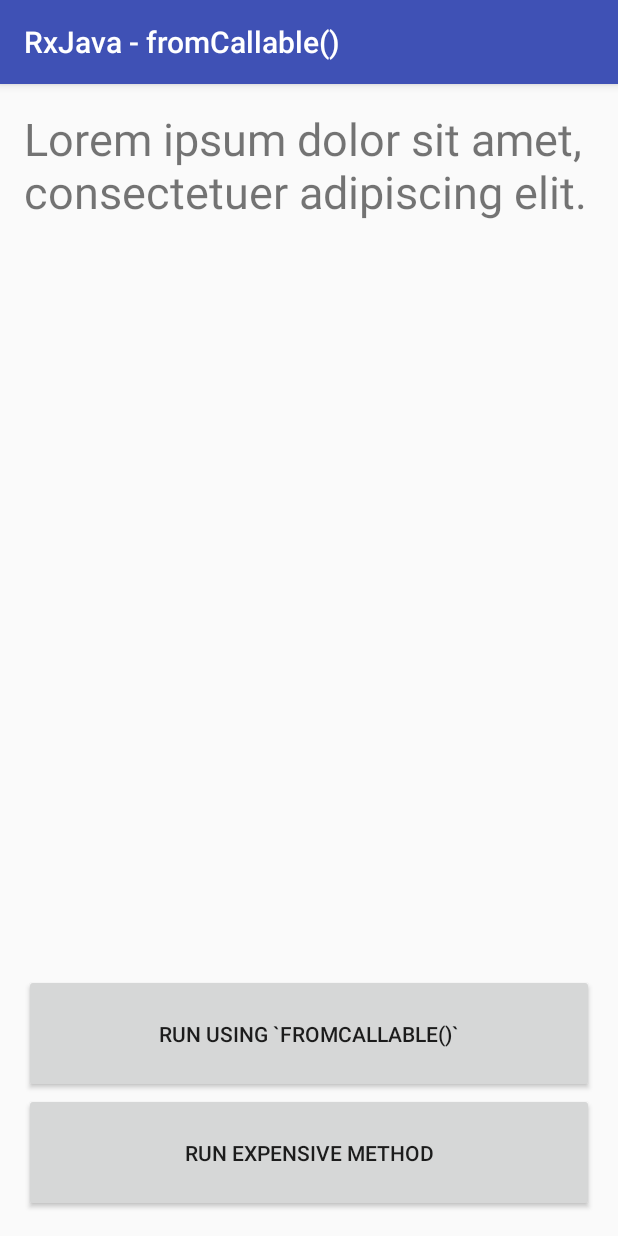
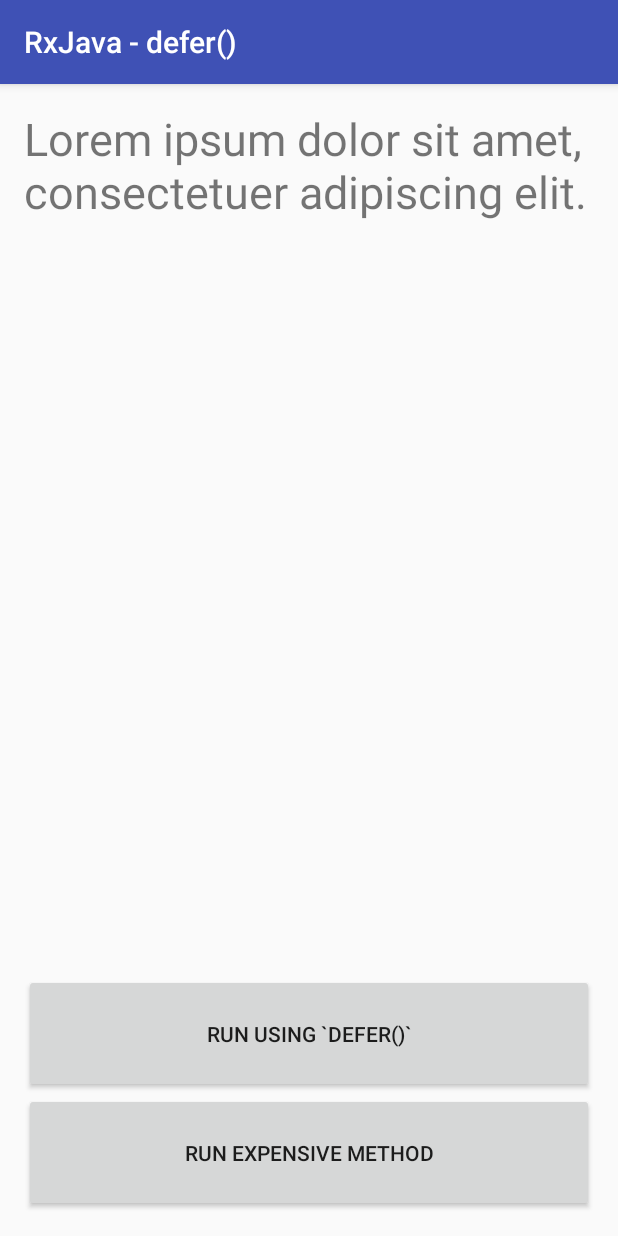
Before and after one commit to CDRussell/CasterRxJava, an Android app: the screen it shows after launch (MainActivity), after a tap on "RUN EXPENSIVE METHOD", on a phone screen of 412 x 824 dp. Run offline under Robolectric (Android 15) with nearby library versions, the phone set to English and light mode, and no system bars; libraries missing offline, so code that uses them is left out: rx.android.schedulers, rx.schedulers; 1 other tap on this screen came first.

Commit message:
Add checked exception to example

```diff
--- a/app/src/main/java/com/cdrussell/caster/rx/casterrxjava/Database.java
+++ b/app/src/main/java/com/cdrussell/caster/rx/casterrxjava/Database.java
@@ -3,6 +3,8 @@ package com.cdrussell.caster.rx.casterrxjava;
 
 import android.os.SystemClock;
 import android.util.Log;
+
+import java.io.IOException;
 
 /**
  * Fake database implementation that is slow to return a value.
@@ -11,7 +13,7 @@ class Database {
 
     private static final String TAG = Database.class.getSimpleName();
 
-    static String readValue() {
+    static String readValue() throws IOException {
         SystemClock.sleep(50);
 
         for (int i = 0; i < 100; i++) {
--- a/app/src/main/java/com/cdrussell/caster/rx/casterrxjava/MainActivity.java
+++ b/app/src/main/java/com/cdrussell/caster/rx/casterrxjava/MainActivity.java
@@ -7,6 +7,8 @@ import android.view.View;
 import android.widget.Button;
 import android.widget.ProgressBar;
 import android.widget.TextView;
+
+import java.io.IOException;
 
 import rx.Observable;
 import rx.android.schedulers.AndroidSchedulers;
@@ -31,15 +33,19 @@ public class MainActivity extends AppCompatActivity {
     private void bindViews() {
         progressBar = (ProgressBar) findViewById(R.id.progressBar);
         naiveButton = (Button) findViewById(R.id.readValueButton);
-        cleverButton = (Button) findViewById(R.id.readValueFromCallable);
+        cleverButton = (Button) findViewById(R.id.readValueDefer);
         resultTextView = (TextView) findViewById(R.id.result);
 
         naiveButton.setOnClickListener(new View.OnClickListener() {
             @Override
             public void onClick(View view) {
                 showProgress();
-                String result = Database.readValue();
-                resultTextView.setText(result);
+                try {
+                    resultTextView.setText(Database.readValue());
+                } catch (IOException e) {
+                    resultTextView.setText(e.getMessage());
+                }
+
                 hideProgress();
             }
         });
@@ -48,16 +54,26 @@ public class MainActivity extends AppCompatActivity {
             @Override
             public void onClick(View view) {
                 showProgress();
-                Observable.fromCallable(Database::readValue)
-                        .subscribeOn(Schedulers.io())
+
+                Observable<String> deferred = Observable.defer(() -> {
+                    try {
+                        return Observable.just(Database.readValue());
+                    } catch (IOException e) {
+                        return Observable.error(e);
+                    }
+                });
+
+                deferred.subscribeOn(Schedulers.io())
                         .observeOn(AndroidSchedulers.mainThread())
-                        .subscribe(result -> {
-                            resultTextView.setText(result);
+                        .subscribe(value -> {
+                            resultTextView.setText(value);
                             hideProgress();
                         });
             }
         });
+
     }
+
 
     private void showProgress() {
         progressBar.setVisibility(View.VISIBLE);
--- a/app/src/main/res/layout/content_main.xml
+++ b/app/src/main/res/layout/content_main.xml
@@ -31,12 +31,12 @@
         android:text="@string/result_placeholder" />
 
     <Button
-        android:id="@+id/readValueFromCallable"
+        android:id="@+id/readValueDefer"
         android:layout_width="match_parent"
         android:layout_height="wrap_content"
         android:layout_above="@+id/readValueButton"
         android:padding="30dp"
-        android:text="@string/run_using_from_callable" />
+        android:text="@string/run_using_defer" />
 
     <Button
         android:id="@+id/readValueButton"
--- a/app/src/main/res/values/strings.xml
+++ b/app/src/main/res/values/strings.xml
@@ -1,8 +1,8 @@
 <resources>
-    <string name="app_name">RxJava - fromCallable()</string>
+    <string name="app_name">RxJava - defer()</string>
     <string name="action_settings">Settings</string>
     <string name="run_expensive_method">Run expensive method</string>
     <string name="reading">Reading…</string>
     <string name="result_placeholder">Result will be shown here</string>
-    <string name="run_using_from_callable">Run using `fromCallable()`</string>
+    <string name="run_using_defer">Run using `defer()`</string>
 </resources>
```
